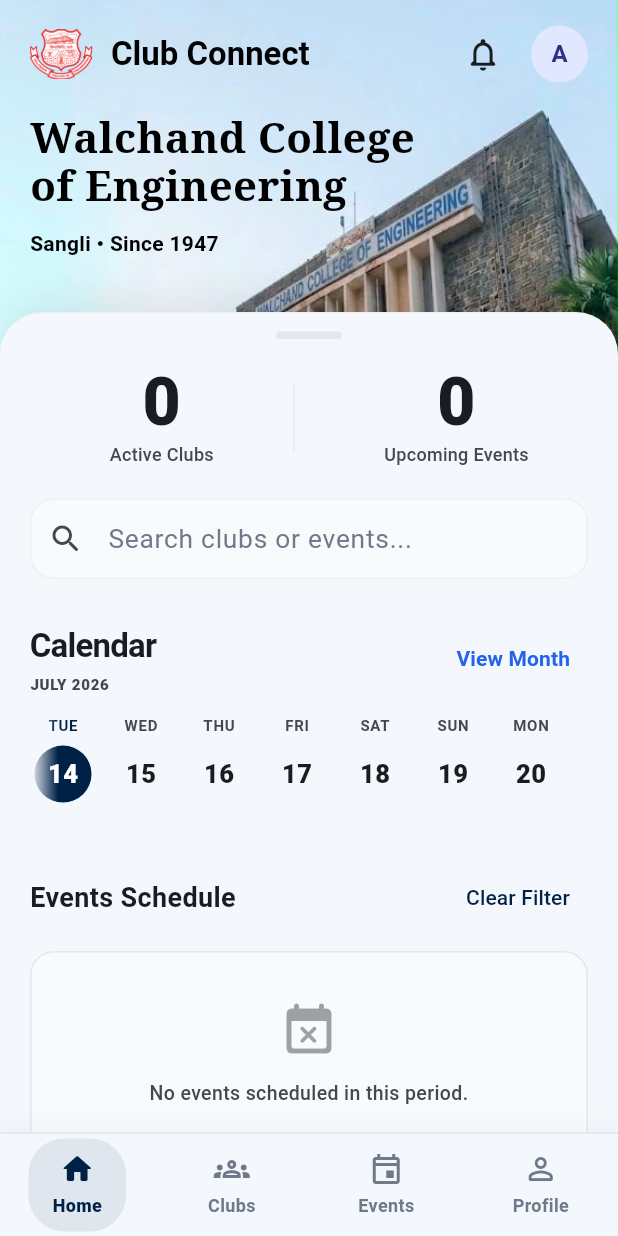
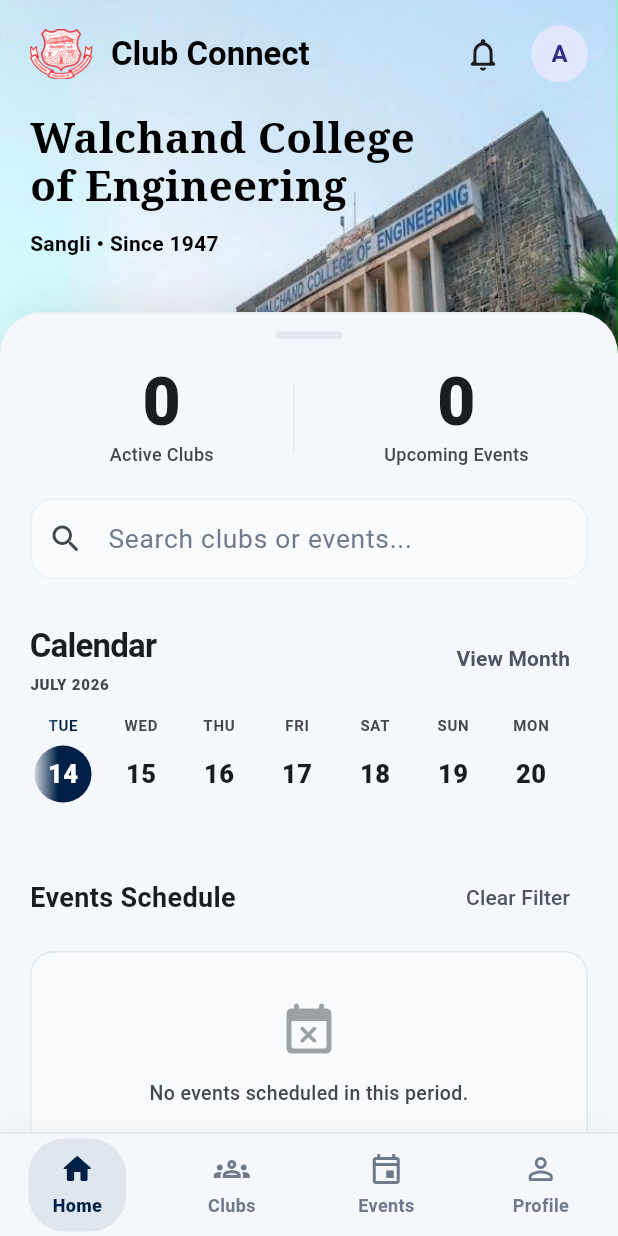
Before and after one commit to AmishPrabhu/Club-Connect-App, a Flutter app: the screen it shows after launch, on a phone screen of 412 x 824 dp. Run offline on Flutter 3.47's test engine with Material 3 defaults, Android fonts, the phone set to English and light mode, and no system bars; our stand-ins replace file_picker, firebase_core, firebase_messaging, flutter_local_notifications, flutter_markdown, google_sign_in and 3 more; accounts and stored records are empty; network calls fail.

Commit message:
fixed colors

```diff
--- a/lib/src/screens/home_screen.dart
+++ b/lib/src/screens/home_screen.dart
@@ -568,7 +568,7 @@
                                     'View Month',
                                     style: TextStyle(
                                       fontWeight: FontWeight.bold,
-                                      color: isDark ? Colors.white : AppTheme.accent(context),
+                                      color: isDark ? Colors.white70 : const Color(0xFF4B5563),
                                     ),
                                   ),
                                 ),
@@ -708,6 +708,9 @@
                                         _scrollToDate(todayMidnight, scrollController, sortedDateKeys);
                                       });
                                     },
+                                    style: TextButton.styleFrom(
+                                      foregroundColor: isDark ? Colors.white70 : const Color(0xFF4B5563),
+                                    ),
                                     child: const Text('Clear Filter'),
                                   ),
                               ],
--- a/lib/src/screens/notification_detail_screen.dart
+++ b/lib/src/screens/notification_detail_screen.dart
@@ -67,7 +67,7 @@
                       Container(
                         padding: const EdgeInsets.symmetric(horizontal: 12, vertical: 4),
                         decoration: BoxDecoration(
-                          color: isDark ? AppTheme.surfaceBg(context) : Theme.of(context).dividerColor,
+                          color: isDark ? AppTheme.surfaceBg(context) : Colors.grey[200],
                           borderRadius: BorderRadius.circular(20),
                         ),
                         child: Text(
@@ -75,7 +75,7 @@
                           style: TextStyle(
                             fontSize: 10,
                             fontWeight: FontWeight.bold,
-                            color: isDark ? Colors.white70 : Theme.of(context).dividerColor,
+                            color: isDark ? Colors.white70 : Colors.grey[700],
                             letterSpacing: 0.8,
                           ),
                         ),
--- a/lib/src/screens/root_screen.dart
+++ b/lib/src/screens/root_screen.dart
@@ -171,7 +171,7 @@
                   'Club Connect',
                   style: Theme.of(context).textTheme.titleLarge?.copyWith(
                         fontWeight: FontWeight.bold,
-                        color: Colors.white,
+                        color: Theme.of(context).colorScheme.onSurface,
                       ),
                 ),
                 if (session != null)
@@ -179,7 +179,7 @@
                     'Signed in as ${session.name}',
                     style: Theme.of(context).textTheme.bodySmall?.copyWith(
                           fontWeight: FontWeight.w500,
-                          color: AppTheme.muted,
+                          color: AppTheme.mutedColor(context),
                         ),
                   ),
               ],
--- a/lib/src/screens/user_dashboard_screen.dart
+++ b/lib/src/screens/user_dashboard_screen.dart
@@ -734,7 +734,7 @@
                         style: TextStyle(
                           fontSize: 13,
                           fontWeight: FontWeight.bold,
-                          color: AppTheme.accent(context),
+                          color: isDark ? Colors.white70 : const Color(0xFF4B5563),
                         ),
                       ),
                     ],
@@ -895,7 +895,7 @@
                           style: TextStyle(
                             fontSize: 12,
                             fontWeight: FontWeight.bold,
-                            color: AppTheme.accent(context),
+                            color: isDark ? Colors.white70 : const Color(0xFF4B5563),
                           ),
                         ),
                       ),
@@ -973,7 +973,7 @@
                             style: TextStyle(
                               fontSize: 12,
                               fontWeight: FontWeight.bold,
-                              color: AppTheme.accent(context),
+                              color: isDark ? Colors.white70 : const Color(0xFF4B5563),
                             ),
                           ),
                         ),
--- a/lib/src/widgets/event_card.dart
+++ b/lib/src/widgets/event_card.dart
@@ -221,7 +221,7 @@
     return Row(
       mainAxisSize: MainAxisSize.min,
       children: [
-        Icon(icon, size: 16, color: AppTheme.accent(context)),
+        Icon(icon, size: 16, color: AppTheme.mutedColor(context)),
         const SizedBox(width: 6),
         Text(
           label,
```
